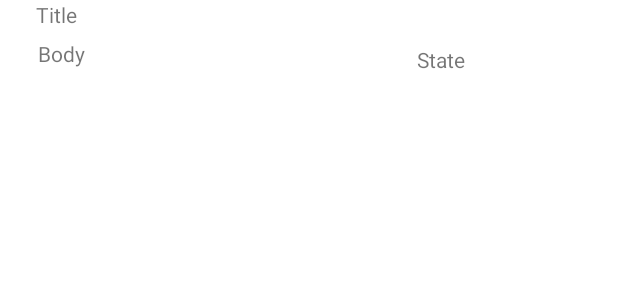
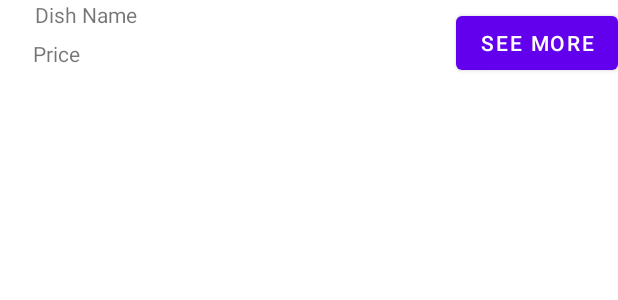
Before and after one commit to ibrahim-alhamshari/taskmaster, an Android app: the layout fragment_task.xml on its own in the app's theme, with its tools: preview values and no code run, on a phone screen of 412 x 824 dp. Shown: the top 300 px of the screen. Run offline under Robolectric (Android 15) with nearby library versions, the phone set to English and light mode, and no system bars.

Commit message:
creating the TornadoAssignment assignment

```diff
--- a/app/src/main/AndroidManifest.xml
+++ b/app/src/main/AndroidManifest.xml
@@ -9,6 +9,9 @@
         android:roundIcon="@mipmap/ic_launcher_round"
         android:supportsRtl="true"
         android:theme="@style/Theme.MyApplication">
+        <activity
+            android:name=".Database.OneDish"
+            android:exported="true" />
         <activity
             android:name=".Settings"
             android:exported="true"
--- a/app/src/main/java/com/example/myapplication/MainActivity.java
+++ b/app/src/main/java/com/example/myapplication/MainActivity.java
@@ -29,7 +29,6 @@ public class MainActivity extends AppCompatActivity {
         addDishButton.setOnClickListener(new View.OnClickListener() {
             @Override
             public void onClick(View view) {
-
                 Intent goToTaskDetail = new Intent(MainActivity.this , AddDish.class);
                 startActivity(goToTaskDetail);
             }
--- a/app/src/main/res/layout/fragment_task.xml
+++ b/app/src/main/res/layout/fragment_task.xml
@@ -9,14 +9,14 @@
     <!-- TODO: Update blank fragment layout -->
 
     <androidx.constraintlayout.widget.ConstraintLayout
-        android:layout_width="421dp"
+        android:layout_width="match_parent"
         android:layout_height="match_parent">
 
         <TextView
             android:id="@+id/titleFragment"
             android:layout_width="116dp"
             android:layout_height="26dp"
-            android:text="Title"
+            android:text="Dish Name"
             app:layout_constraintBottom_toTopOf="@+id/bodyFragment"
             app:layout_constraintEnd_toEndOf="parent"
             app:layout_constraintHorizontal_bias="0.078"
@@ -26,27 +26,27 @@
 
         <TextView
             android:id="@+id/bodyFragment"
-            android:layout_width="197dp"
-            android:layout_height="49dp"
-            android:text="Body"
+            android:layout_width="135dp"
+            android:layout_height="27dp"
+            android:text="Price"
             app:layout_constraintBottom_toBottomOf="parent"
             app:layout_constraintEnd_toEndOf="parent"
-            app:layout_constraintHorizontal_bias="0.113"
+            app:layout_constraintHorizontal_bias="0.079"
             app:layout_constraintStart_toStartOf="parent"
             app:layout_constraintTop_toTopOf="parent"
-            app:layout_constraintVertical_bias="1.0" />
+            app:layout_constraintVertical_bias="0.333" />
 
-        <TextView
-            android:id="@+id/stateFragment"
-            android:layout_width="78dp"
-            android:layout_height="35dp"
-            android:text="State"
+        <Button
+            android:id="@+id/seeMoreButtonInMenu"
+            android:layout_width="wrap_content"
+            android:layout_height="wrap_content"
+            android:text="See more"
             app:layout_constraintBottom_toBottomOf="parent"
             app:layout_constraintEnd_toEndOf="parent"
-            app:layout_constraintHorizontal_bias="0.809"
+            app:layout_constraintHorizontal_bias="1.0"
             app:layout_constraintStart_toStartOf="parent"
             app:layout_constraintTop_toTopOf="parent"
-            app:layout_constraintVertical_bias="0.746" />
+            app:layout_constraintVertical_bias="0.087" />
     </androidx.constraintlayout.widget.ConstraintLayout>
 
 </FrameLayout>
```
Also changed, not shown: app/src/main/java/com/example/myapplication/Adapter.java (+30 -10 lines), app/src/main/java/com/example/myapplication/Database/OneDish.java (added, +31 -0 lines), app/src/main/java/com/example/myapplication/Menu.java (+13 -0 lines), app/src/main/res/layout/activity_menu.xml (+9 -6 lines), app/src/main/res/layout/activity_one_dish.xml (added, +79 -0 lines), 4 other files.
